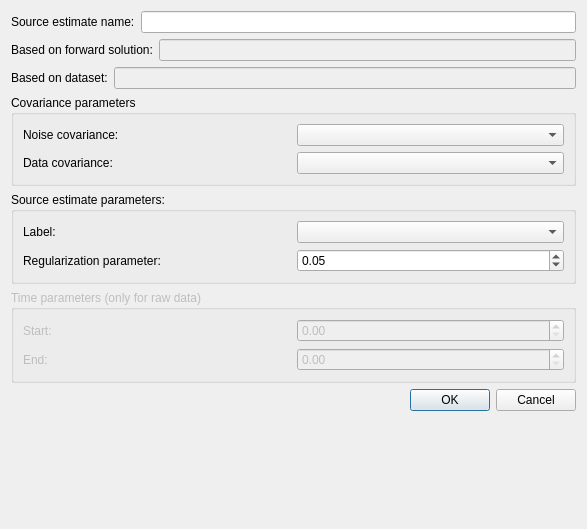
Qt form designer_ui_files/lcmvDialogUi.ui (cibr-jyu/meggie) before a commit.
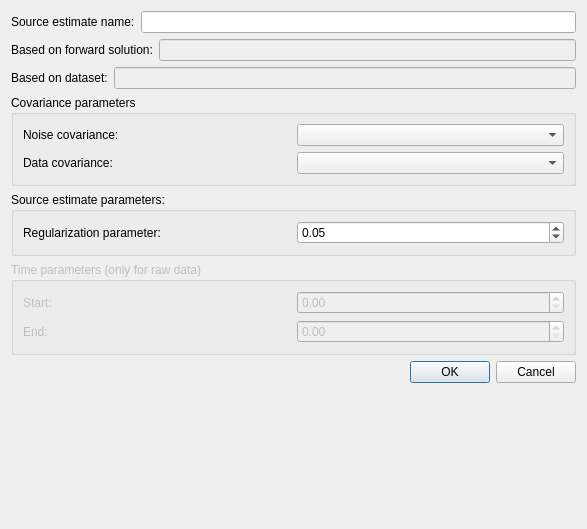
The same form after that commit.

Diff of the .ui file:
```diff
--- a/designer_ui_files/lcmvDialogUi.ui
+++ b/designer_ui_files/lcmvDialogUi.ui
@@ -139,20 +139,6 @@
      <layout class="QGridLayout" name="gridLayout">
       <item row="0" column="0">
        <layout class="QVBoxLayout" name="verticalLayout_3">
-        <item>
-         <layout class="QHBoxLayout" name="horizontalLayout_7">
-          <item>
-           <widget class="QLabel" name="labelLabel">
-            <property name="text">
-             <string>Label:</string>
-            </property>
-           </widget>
-          </item>
-          <item>
-           <widget class="QComboBox" name="comboBoxLabel"/>
-          </item>
-         </layout>
-        </item>
         <item>
          <layout class="QHBoxLayout" name="horizontalLayout_4">
           <item>
```
